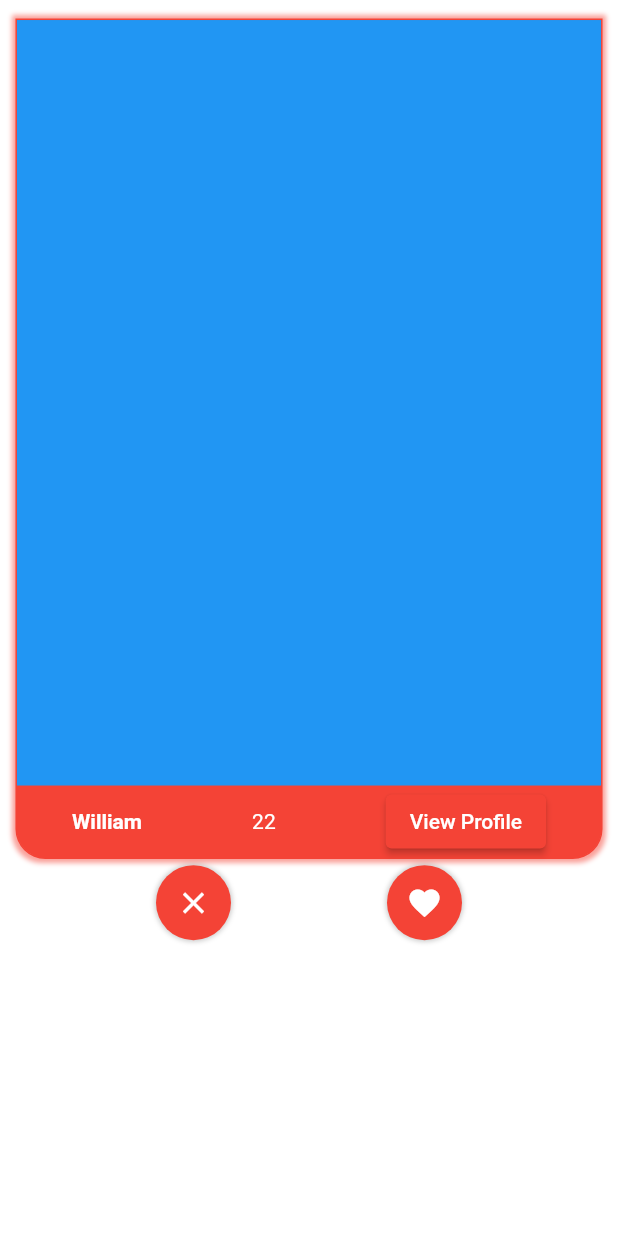
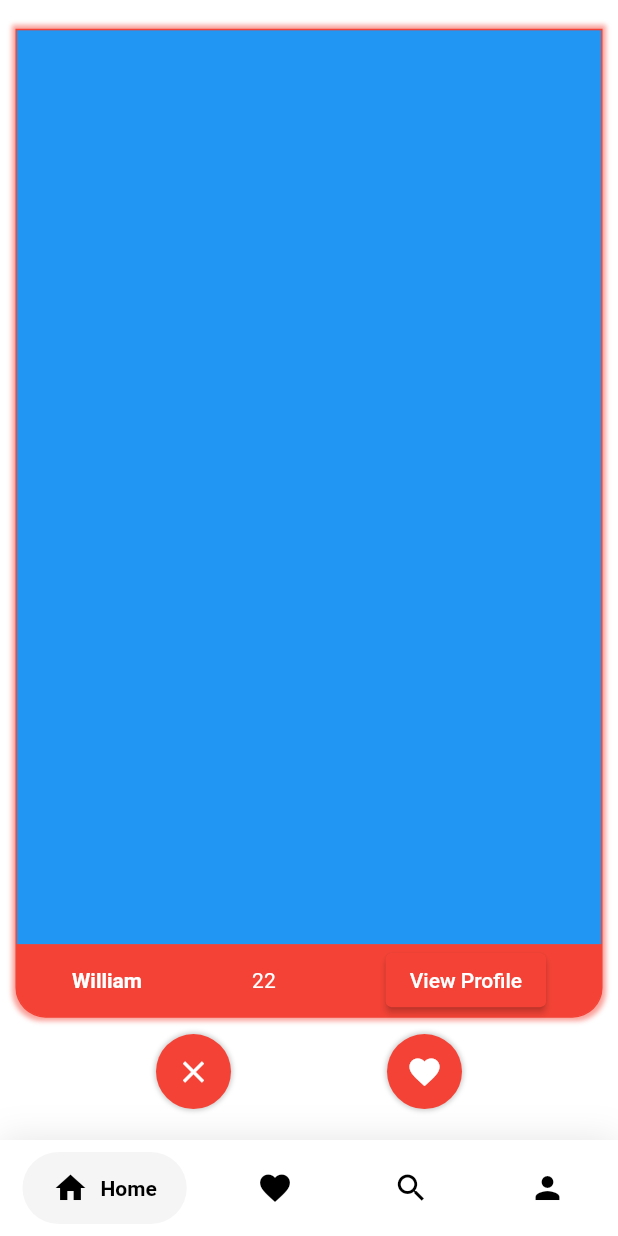
Before and after one commit to bryantwilliam/venus, a Flutter app: the screen it shows after launch, on a phone screen of 412 x 824 dp. Run offline on Flutter 3.47's test engine with Material 2 defaults, Android fonts, the phone set to English and light mode, and no system bars; drawn by our look-alikes of flutter_tindercard, google_nav_bar.

Commit message:
google_nav_bar added

```diff
--- a/lib/main.dart
+++ b/lib/main.dart
@@ -1,6 +1,7 @@
 import 'package:flutter/material.dart';
 import 'package:flutter/services.dart';
 import 'package:venus/pages/swipe_page.dart';
+import 'package:venus/root.dart';
 
 void main() {
   runApp(const MyApp());
@@ -16,10 +17,12 @@ class MyApp extends StatelessWidget {
       statusBarColor: Colors.red,
     ));
     return MaterialApp(
-        title: 'Venus',
-        theme: ThemeData(
-          primarySwatch: Colors.red,
-        ),
-        home: const SwipePage());
+      title: 'Venus',
+      theme: ThemeData(
+        primarySwatch: Colors.red,
+      ),
+      home: Example(),
+      //home: const SwipePage(),
+    );
   }
 }
--- a/lib/pages/swipe_page.dart
+++ b/lib/pages/swipe_page.dart
@@ -14,17 +14,17 @@ class SwipePage extends StatelessWidget {
         backgroundColor: Colors.white,
         body: Column(
           children: [
-            SizedBox(
-              height: MediaQuery.of(context).size.height * 0.7,
+            Expanded(
+              child: SizedBox(
                 child: Padding(
                   padding: EdgeInsets.only(
                     top: MediaQuery.of(context).size.height * 0.01,
                   ),
                   child: TinderSwapCard(
                     maxWidth: MediaQuery.of(context).size.width * 0.95,
-                  minWidth: MediaQuery.of(context).size.width * 0.85,
-                  maxHeight: MediaQuery.of(context).size.height * 0.68,
-                  minHeight: MediaQuery.of(context).size.height * 0.58,
+                    minWidth: MediaQuery.of(context).size.width * 0.9,
+                    maxHeight: MediaQuery.of(context).size.height * 0.8,
+                    minHeight: MediaQuery.of(context).size.height * 0.6,
                     orientation: AmassOrientation.TOP,
                     animDuration: 500,
                     totalNum: 5,
@@ -47,7 +47,12 @@ class SwipePage extends StatelessWidget {
                   ),
                 ),
               ),
-            Row(
+            ),
+            Container(
+              margin: EdgeInsets.only(
+                bottom: MediaQuery.of(context).size.height * 0.025,
+              ),
+              child: Row(
                 mainAxisAlignment: MainAxisAlignment.spaceEvenly,
                 children: [
                   Container(
@@ -89,6 +94,7 @@ class SwipePage extends StatelessWidget {
                     ),
                   ),
                 ],
+              ),
             ),
           ],
         ),
--- /dev/null
+++ b/lib/root.dart
@@ -0,0 +1,86 @@
+import 'package:flutter/material.dart';
+import 'package:google_nav_bar/google_nav_bar.dart';
+import 'package:venus/pages/swipe_page.dart';
+
+class Example extends StatefulWidget {
+  @override
+  _ExampleState createState() => _ExampleState();
+}
+
+class _ExampleState extends State<Example> {
+  int _selectedIndex = 0;
+
+  static const List<Widget> _widgetOptions = <Widget>[
+    SwipePage(),
+    Text(
+      'Likes',
+    ),
+    Text(
+      'Search',
+    ),
+    Text(
+      'Profile',
+    ),
+  ];
+
+  @override
+  Widget build(BuildContext context) {
+    return Scaffold(
+      backgroundColor: Colors.white,
+      body: Center(
+        child: _widgetOptions.elementAt(_selectedIndex),
+      ),
+      bottomNavigationBar: Container(
+        decoration: BoxDecoration(
+          color: Colors.white,
+          boxShadow: [
+            BoxShadow(
+              blurRadius: 20,
+              color: Colors.black.withOpacity(.1),
+            )
+          ],
+        ),
+        child: SafeArea(
+          child: Padding(
+            padding: const EdgeInsets.symmetric(horizontal: 15.0, vertical: 8),
+            child: GNav(
+              rippleColor: Colors.grey[300]!,
+              hoverColor: Colors.grey[100]!,
+              gap: 8,
+              activeColor: Colors.black,
+              iconSize: 24,
+              padding: EdgeInsets.symmetric(horizontal: 20, vertical: 12),
+              duration: Duration(milliseconds: 400),
+              tabBackgroundColor: Colors.grey[100]!,
+              color: Colors.black,
+              tabs: [
+                GButton(
+                  icon: Icons.home,
+                  text: 'Home',
+                ),
+                GButton(
+                  icon: Icons.favorite,
+                  text: 'Likes',
+                ),
+                GButton(
+                  icon: Icons.search,
+                  text: 'Search',
+                ),
+                GButton(
+                  icon: Icons.person,
+                  text: 'Profile',
+                ),
+              ],
+              selectedIndex: _selectedIndex,
+              onTabChange: (index) {
+                setState(() {
+                  _selectedIndex = index;
+                });
+              },
+            ),
+          ),
+        ),
+      ),
+    );
+  }
+}
--- a/pubspec.yaml
+++ b/pubspec.yaml
@@ -35,6 +35,7 @@ dependencies:
   # Use with the CupertinoIcons class for iOS style icons.
   cupertino_icons: ^1.0.2
   flutter_tindercard: ^0.2.0
+  google_nav_bar: ^5.0.5
 
 dev_dependencies:
   flutter_test:
```
Also changed, not shown: pubspec.lock. Lines whose indentation alone changed are shown as unchanged.
